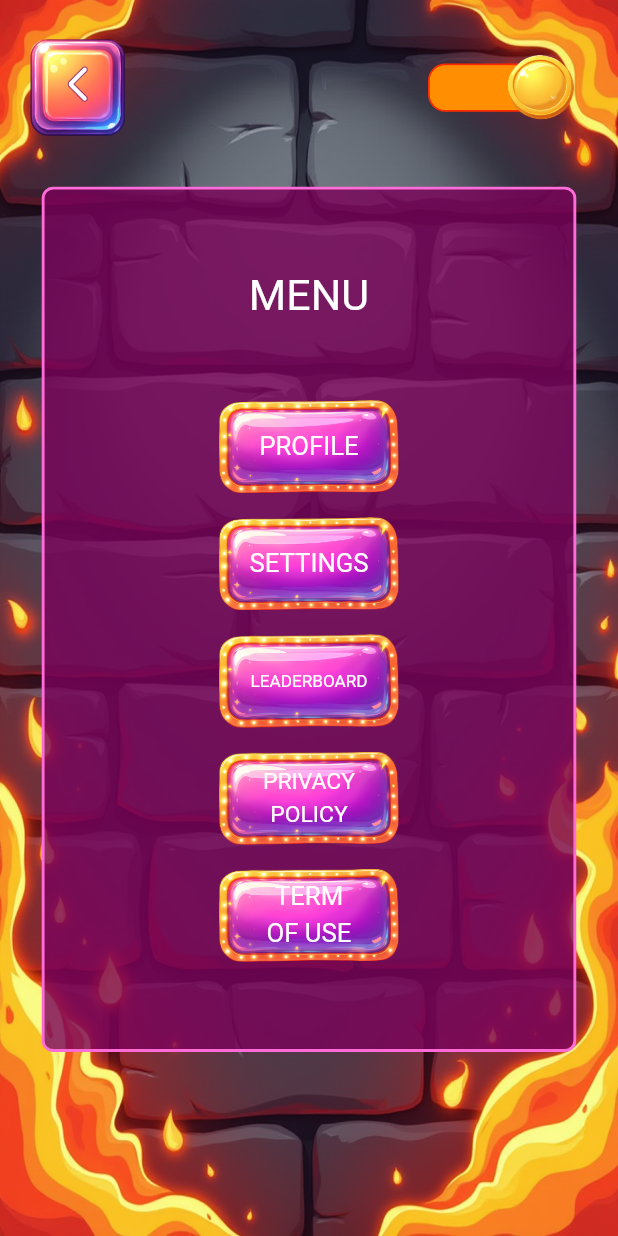
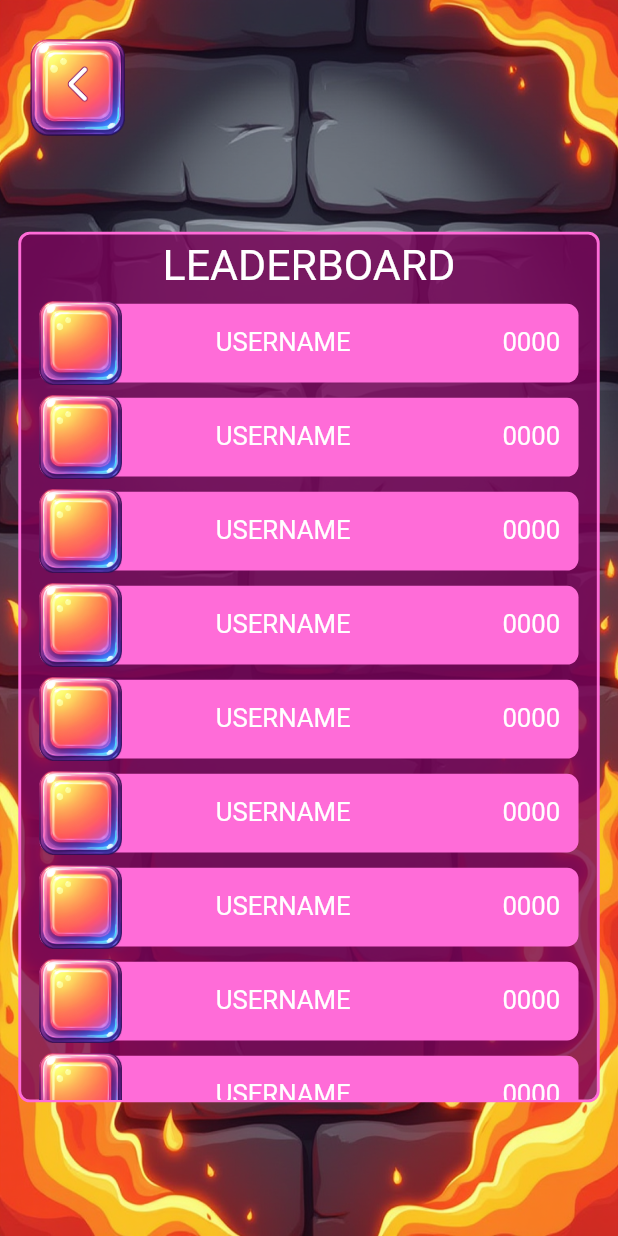
Before and after one commit to EgorEko/game, a Flutter app: the MenuScreen screen opened by its route, after a tap on "LEADERBOARD", on a phone screen of 412 x 824 dp. Run offline on Flutter 3.47's test engine with Material 3 defaults, Android fonts, the phone set to English and light mode, and no system bars; our stand-ins replace equatable, flutter_bloc, flutter_screenutil, flutter_svg, get_it, go_router and 4 more; accounts and stored records are empty; generated files the repository leaves out were written again.

Commit message:
leaderboard screen implemented

```diff
--- a/lib/core/router/app_routes.dart
+++ b/lib/core/router/app_routes.dart
@@ -5,6 +5,7 @@ enum AppRoutes {
   terms(path: '/terms'),
   profile(path: '/profile'),
   settings(path: '/settings'),
+  leaderboard(path: '/leaderboard'),
   menu(path: '/menu'),
   instruction(path: '/instruction'),
   level(path: '/level'),
--- a/lib/core/router/router.dart
+++ b/lib/core/router/router.dart
@@ -5,6 +5,7 @@ import '../../features/alert/screens/alert_screen.dart';
 import '../../features/game/screens/game_screen.dart';
 import '../../features/home/screens/home_screen.dart';
 import '../../features/instruction/screens/instruction_screen.dart';
+import '../../features/leaderboard/leaderboard_screen.dart';
 import '../../features/level/screens/level_screen.dart';
 import '../../features/menu/screens/menu_screen.dart';
 import '../../features/mode/screens/mode_screen.dart';
@@ -69,6 +70,10 @@ final GoRouter appRouter = GoRouter(
       builder: (context, state) => const SettingsScreen(),
     ),
     GoRoute(
+      path: AppRoutes.leaderboard.path,
+      builder: (context, state) => const LeaderboardScreen(),
+    ),
+    GoRoute(
       path: AppRoutes.menu.path,
       builder: (context, state) => const MenuScreen(),
     ),
--- /dev/null
+++ b/lib/features/leaderboard/leaderboard_screen.dart
@@ -0,0 +1,78 @@
+import 'package:flutter/material.dart';
+import 'package:flutter_screenutil/flutter_screenutil.dart';
+import 'package:go_router/go_router.dart';
+
+import '../../../core/common/utils/extensions.dart';
+import '../../../core/common/widgets/background_widget.dart';
+import '../../../core/common/widgets/buttons/primary_button.dart';
+import '../../../core/theme/app_colors.dart';
+import '../../../gen/assets.gen.dart';
+import '../../core/theme/app_text_styles.dart';
+import 'widgets/item_widget.dart';
+
+class LeaderboardScreen extends StatelessWidget {
+  const LeaderboardScreen({super.key});
+
+  @override
+  Widget build(BuildContext context) {
+    return Scaffold(
+      body: BackgroundWidget(
+        asset: Assets.images.backgrounds.backgroundMenu.path,
+        child: SafeArea(
+          child: SingleChildScrollView(
+            child: Padding(
+              padding: EdgeInsets.symmetric(horizontal: 32.w, vertical: 32.h),
+              child: Column(
+                children: [
+                  Row(
+                    mainAxisAlignment: MainAxisAlignment.spaceBetween,
+                    children: [
+                      PrimaryButton(
+                        asset: Assets.images.buttons.back.path,
+                        width: 208.w,
+                        height: 208.h,
+                        borderColor: AppColors.borderPrimaryColor,
+                        onPressed: () => context.pop(),
+                      ),
+                    ],
+                  ),
+                  Padding(
+                    padding: EdgeInsets.symmetric(vertical: 120.h),
+                    child: Container(
+                      decoration: BoxDecoration(
+                        color: AppColors.transparentObjectColor,
+                        borderRadius: BorderRadius.all(Radius.circular(20.r)),
+                        border: Border.all(
+                          color: AppColors.borderTransparentObjectColor,
+                          width: 5.w,
+                        ),
+                      ),
+                      child: Column(
+                        children: [
+                          Text(
+                            'leaderboard'.toUpperCase(),
+                            style: AppTextStyles.loadingPrimaryTextStyle
+                                .copyWith(color: AppColors.white),
+                          ),
+                          SizedBox(
+                            height: context.getHeight * 0.65,
+                            child: ListView.builder(
+                              itemBuilder: (context, index) {
+                                return ItemWidget();
+                              },
+                              itemCount: 9,
+                            ),
+                          ),
+                        ],
+                      ),
+                    ),
+                  ),
+                ],
+              ),
+            ),
+          ),
+        ),
+      ),
+    );
+  }
+}
--- /dev/null
+++ b/lib/features/leaderboard/widgets/item_widget.dart
@@ -0,0 +1,49 @@
+import 'package:flutter/material.dart';
+import 'package:flutter_screenutil/flutter_screenutil.dart';
+
+import '../../../core/common/utils/extensions.dart';
+import '../../../core/theme/app_colors.dart';
+import '../../../core/theme/app_text_styles.dart';
+import '../../../gen/assets.gen.dart';
+
+class ItemWidget extends StatelessWidget {
+  const ItemWidget({super.key});
+
+  @override
+  Widget build(BuildContext context) {
+    return Padding(
+      padding: EdgeInsets.symmetric(horizontal: 32.w),
+      child: Stack(
+        children: [
+          Padding(
+            padding: EdgeInsets.only(top: 12.h),
+            child: Container(
+              decoration: BoxDecoration(
+                color: AppColors.borderTransparentObjectColor,
+                borderRadius: BorderRadius.all(Radius.circular(20.r)),
+              ),
+              child: Padding(
+                padding: EdgeInsets.symmetric(horizontal: 32.w, vertical: 32.h),
+                child: Row(
+                  mainAxisAlignment: MainAxisAlignment.spaceBetween,
+                  children: [
+                    SizedBox(width: context.getWidth * 0.01),
+                    Text(
+                      'username'.toUpperCase(),
+                      style: AppTextStyles.menuButtonsTextStyle,
+                    ),
+                    Text(
+                      '0000'.toUpperCase(),
+                      style: AppTextStyles.menuButtonsTextStyle,
+                    ),
+                  ],
+                ),
+              ),
+            ),
+          ),
+          Assets.images.buttons.activeButton.image(width: 144.w, height: 146.h),
+        ],
+      ),
+    );
+  }
+}
--- a/lib/features/level/screens/level_screen.dart
+++ b/lib/features/level/screens/level_screen.dart
@@ -60,7 +60,9 @@ class LevelScreen extends StatelessWidget {
                           width: 270.w,
                           height: 274.h,
                           borderColor: Colors.transparent,
-                          onPressed: () => context.push(AppRoutes.game.path),
+                          onPressed: () {
+                            context.push(AppRoutes.game.path);
+                          },
                         ),
                       );
                     }),
--- a/lib/features/menu/screens/menu_screen.dart
+++ b/lib/features/menu/screens/menu_screen.dart
@@ -89,7 +89,8 @@ class MenuScreen extends StatelessWidget {
                             height: 182.h,
                             style: AppTextStyles.menuLeaderboardTextStyle
                                 .copyWith(color: AppColors.white),
-                            onTap: () {},
+                            onTap: () =>
+                                context.push(AppRoutes.leaderboard.path),
                           ),
                           ButtonWidget(
                             text: 'privacy\npolicy',
```
